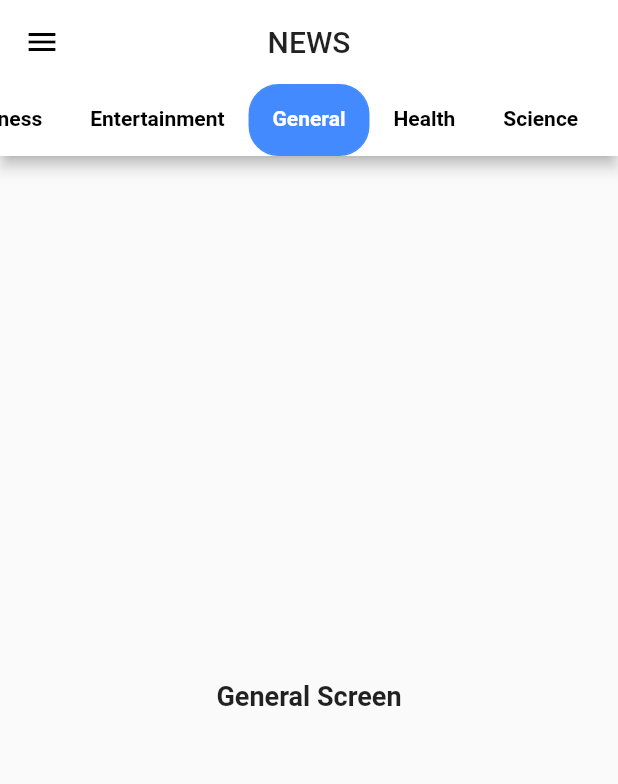
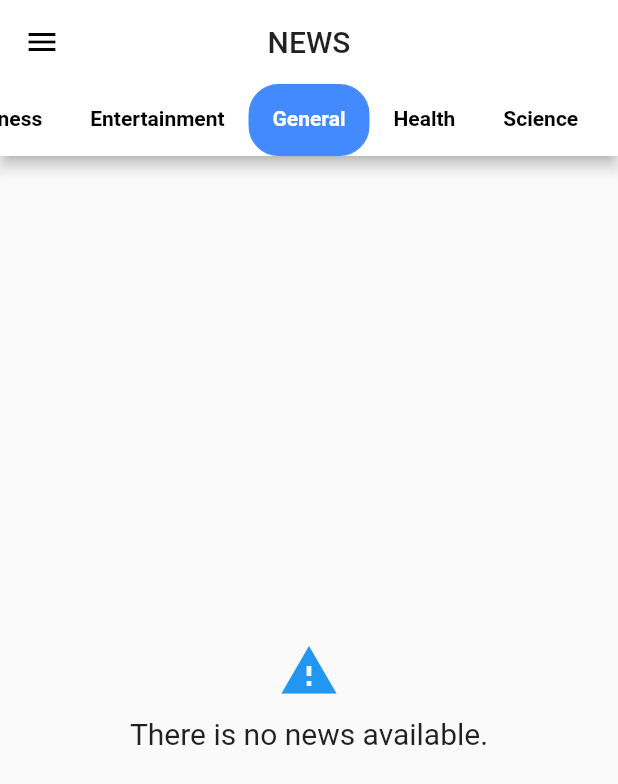
Before and after one commit to AhmedMostafaElbasha/News-App, a Flutter app: the screen it shows after launch, tab 3 chosen, on a phone screen of 412 x 824 dp. Shown: the top 784 px of the screen. Run offline on Flutter 3.47's test engine with Material 2 defaults, Android fonts, the phone set to English and light mode, and no system bars; network calls fail.

Commit message:
Created an Empty State and modified Entertainment and General Screens

```diff
--- a/news_app/lib/ui/screens/general_screen.dart
+++ b/news_app/lib/ui/screens/general_screen.dart
@@ -1,19 +1,48 @@
 import 'package:flutter/material.dart';
+import 'package:newsapp/data/news_provider.dart';
+import 'package:newsapp/ui/widgets/loading_state.dart';
+import 'package:newsapp/ui/widgets/news_list.dart';
+import 'package:provider/provider.dart';
 
-class GeneralScreen extends StatelessWidget {
+class GeneralScreen extends StatefulWidget {
   static String routeName = '/general_screen';
+
+  @override
+  _GeneralScreenState createState() => _GeneralScreenState();
+}
+
+class _GeneralScreenState extends State<GeneralScreen> {
+  var _isInit = true;
+  var _isLoading = false;
+
+  @override
+  void didChangeDependencies() {
+    // TODO: implement didChangeDependencies
+    super.didChangeDependencies();
+    if (_isInit) {
+      setState(() {
+        _isLoading = true;
+      });
+      Provider.of<NewsProvider>(context)
+          .fetchAndSetNewsItems('general')
+          .then((_) {
+        setState(() {
+          _isLoading = false;
+        });
+      });
+    }
+    _isInit = false;
+  }
+
   @override
   Widget build(BuildContext context) {
-    return Container(
-      child: Center(
-        child: Text(
-          'General Screen',
-          style: TextStyle(
-            fontSize: 18,
-            fontWeight: FontWeight.bold,
-          ),
-        ),
-      ),
-    );
+    double width = MediaQuery.of(context).size.width;
+
+    return _isLoading
+        ? LoadingState()
+        : NewsList(
+            width: width,
+            categoryName: 'general',
+          );
   }
 }
--- /dev/null
+++ b/news_app/lib/ui/widgets/empty_state.dart
@@ -0,0 +1,30 @@
+import 'package:flutter/material.dart';
+
+class EmptyState extends StatelessWidget {
+  @override
+  Widget build(BuildContext context) {
+    return Container(
+      child: Center(
+        child: Column(
+          mainAxisAlignment: MainAxisAlignment.center,
+          children: <Widget>[
+            Icon(
+              Icons.warning,
+              color: Colors.blue,
+              size: 40,
+            ),
+            SizedBox(
+              height: 10,
+            ),
+            Text(
+              'There is no news available.',
+              style: TextStyle(
+                fontSize: 20,
+              ),
+            )
+          ],
+        ),
+      ),
+    );
+  }
+}
--- a/news_app/lib/ui/widgets/news_list.dart
+++ b/news_app/lib/ui/widgets/news_list.dart
@@ -1,5 +1,6 @@
 import 'package:flutter/material.dart';
 import 'package:newsapp/data/news_provider.dart';
+import 'package:newsapp/ui/widgets/empty_state.dart';
 import 'package:provider/provider.dart';
 
 import './news_item.dart';
@@ -22,7 +23,9 @@ class NewsList extends StatelessWidget {
     var newsData = Provider.of<NewsProvider>(context);
     var newsItems = newsData.newsItems;
 
-    return Container(
+    return newsItems.length == 0
+        ? EmptyState()
+        : Container(
             margin: EdgeInsets.all(width * 0.01),
             child: ListView.builder(
               itemCount: newsItems.length,
```
Also changed, not shown: news_app/lib/ui/screens/entertainment_screen.dart (+40 -12 lines). Lines whose indentation alone changed are shown as unchanged.
